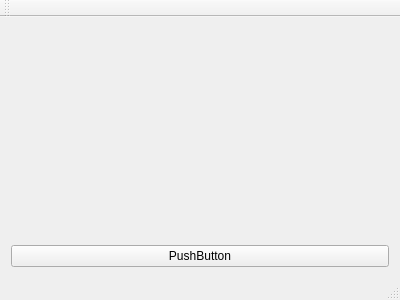
The window that examples/lab8-drawing/mainwindow.ui (a-vodka/oop_qt) describes before a commit, drawn with Qt 5.
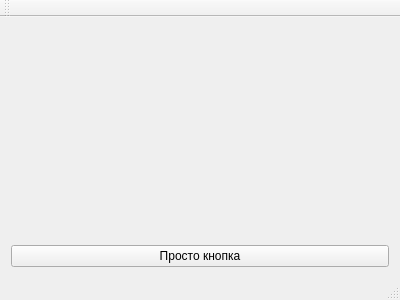
The same window after the commit.

The edit to the form file:
```diff
--- a/examples/lab8-drawing/mainwindow.ui
+++ b/examples/lab8-drawing/mainwindow.ui
@@ -26,7 +26,7 @@
       <item row="1" column="0">
        <widget class="QPushButton" name="pushButton">
         <property name="text">
-         <string>PushButton</string>
+         <string>Просто кнопка</string>
         </property>
        </widget>
       </item>
```
